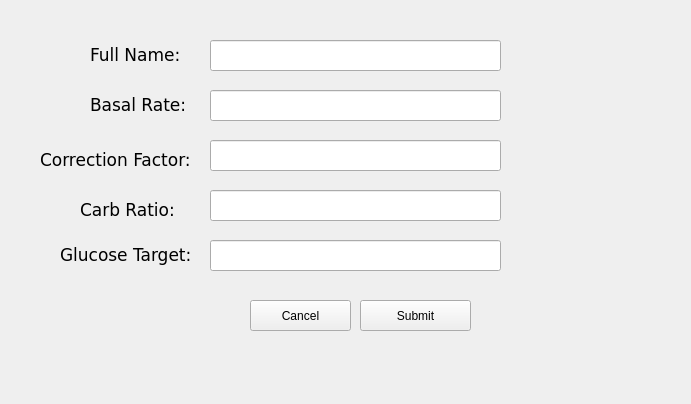
yunusao/Tandem-t-slim-Insulin-Pump-Simulator, file createeditprofile.ui: the form before one commit.
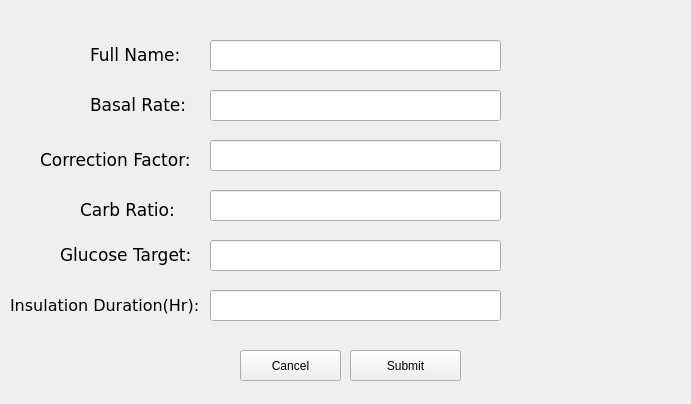
The form after the commit.

Commit message: Add insulation duration as per Voji request

The edit to the form file:
```diff
--- a/createeditprofile.ui
+++ b/createeditprofile.ui
@@ -167,8 +167,8 @@
   <widget class="QPushButton" name="cancelButton">
    <property name="geometry">
     <rect>
-     <x>250</x>
-     <y>300</y>
+     <x>240</x>
+     <y>350</y>
      <width>101</width>
      <height>31</height>
     </rect>
@@ -180,8 +180,8 @@
   <widget class="QPushButton" name="submiButton">
    <property name="geometry">
     <rect>
-     <x>360</x>
-     <y>300</y>
+     <x>350</x>
+     <y>350</y>
      <width>111</width>
      <height>31</height>
     </rect>
@@ -190,6 +190,35 @@
     <string>Submit</string>
    </property>
   </widget>
+  <widget class="QLineEdit" name="insulationDuration">
+   <property name="geometry">
+    <rect>
+     <x>210</x>
+     <y>290</y>
+     <width>291</width>
+     <height>31</height>
+    </rect>
+   </property>
+  </widget>
+  <widget class="QLabel" name="label_6">
+   <property name="geometry">
+    <rect>
+     <x>10</x>
+     <y>290</y>
+     <width>201</width>
+     <height>31</height>
+    </rect>
+   </property>
+   <property name="font">
+    <font>
+     <family>DejaVu Sans</family>
+     <pointsize>12</pointsize>
+    </font>
+   </property>
+   <property name="text">
+    <string>Insulation Duration(Hr):</string>
+   </property>
+  </widget>
  </widget>
  <resources/>
  <connections/>
```
The commit also changes 8 other files.
